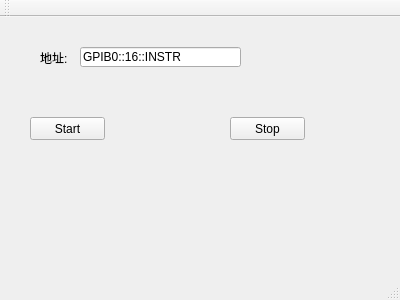
joe-mao/800LANTest, file mainwindow.ui: the form before one commit.
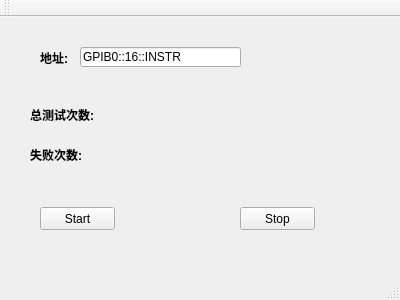
The form after the commit.

Diff of the .ui file:
```diff
--- a/mainwindow.ui
+++ b/mainwindow.ui
@@ -17,8 +17,8 @@
    <widget class="QPushButton" name="btn_start">
     <property name="geometry">
      <rect>
-      <x>30</x>
-      <y>100</y>
+      <x>40</x>
+      <y>190</y>
       <width>75</width>
       <height>23</height>
      </rect>
@@ -36,6 +36,12 @@
       <height>21</height>
      </rect>
     </property>
+    <property name="font">
+     <font>
+      <weight>75</weight>
+      <bold>true</bold>
+     </font>
+    </property>
     <property name="text">
      <string>地址:</string>
     </property>
@@ -56,8 +62,8 @@
    <widget class="QPushButton" name="btn_stop">
     <property name="geometry">
      <rect>
-      <x>230</x>
-      <y>100</y>
+      <x>240</x>
+      <y>190</y>
       <width>75</width>
       <height>23</height>
      </rect>
@@ -66,6 +72,76 @@
      <string>Stop</string>
     </property>
    </widget>
+   <widget class="QLabel" name="label_2">
+    <property name="geometry">
+     <rect>
+      <x>30</x>
+      <y>90</y>
+      <width>71</width>
+      <height>16</height>
+     </rect>
+    </property>
+    <property name="font">
+     <font>
+      <weight>75</weight>
+      <bold>true</bold>
+     </font>
+    </property>
+    <property name="text">
+     <string>总测试次数:</string>
+    </property>
+   </widget>
+   <widget class="QLabel" name="label_3">
+    <property name="geometry">
+     <rect>
+      <x>30</x>
+      <y>130</y>
+      <width>61</width>
+      <height>16</height>
+     </rect>
+    </property>
+    <property name="font">
+     <font>
+      <weight>75</weight>
+      <bold>true</bold>
+     </font>
+    </property>
+    <property name="text">
+     <string>失败次数:</string>
+    </property>
+   </widget>
+   <widget class="QLabel" name="lb_totalTestCount">
+    <property name="geometry">
+     <rect>
+      <x>110</x>
+      <y>90</y>
+      <width>141</width>
+      <height>16</height>
+     </rect>
+    </property>
+    <property name="text">
+     <string/>
+    </property>
+    <property name="alignment">
+     <set>Qt::AlignCenter</set>
+    </property>
+   </widget>
+   <widget class="QLabel" name="lb_failTestCount">
+    <property name="geometry">
+     <rect>
+      <x>110</x>
+      <y>130</y>
+      <width>141</width>
+      <height>16</height>
+     </rect>
+    </property>
+    <property name="text">
+     <string/>
+    </property>
+    <property name="alignment">
+     <set>Qt::AlignCenter</set>
+    </property>
+   </widget>
   </widget>
   <widget class="QMenuBar" name="menuBar">
    <property name="geometry">
```
